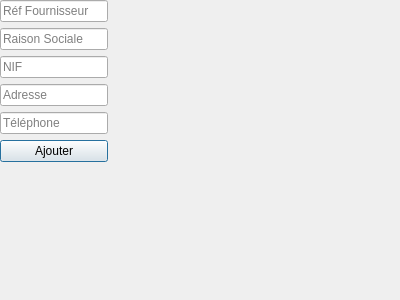
This is form/FormFournisseur.ui in Alt68719/projet_achats as Qt 5 draws it before an edit. The edited form follows.
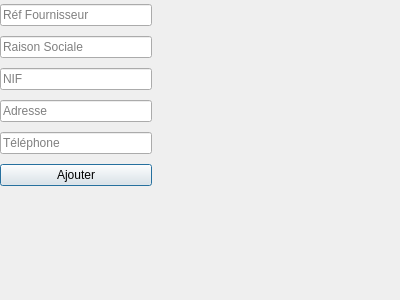
This is the edited form.

What changed in the file:
```diff
--- a/form/FormFournisseur.ui
+++ b/form/FormFournisseur.ui
@@ -14,6 +14,14 @@
    <string>Ajouter Fournisseur</string>
   </property>
   <widget class="QWidget" name="verticalLayoutWidget">
+   <property name="geometry">
+    <rect>
+     <x>0</x>
+     <y>0</y>
+     <width>152</width>
+     <height>196</height>
+    </rect>
+   </property>
    <layout class="QVBoxLayout" name="verticalLayout">
     <item>
      <widget class="QLineEdit" name="lineEditRef">
```
